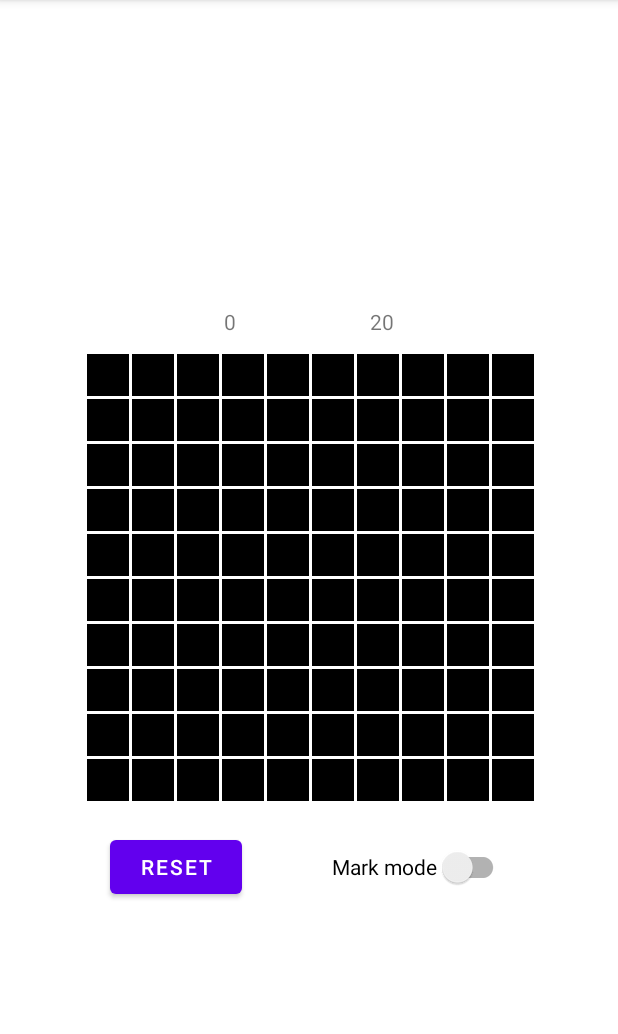
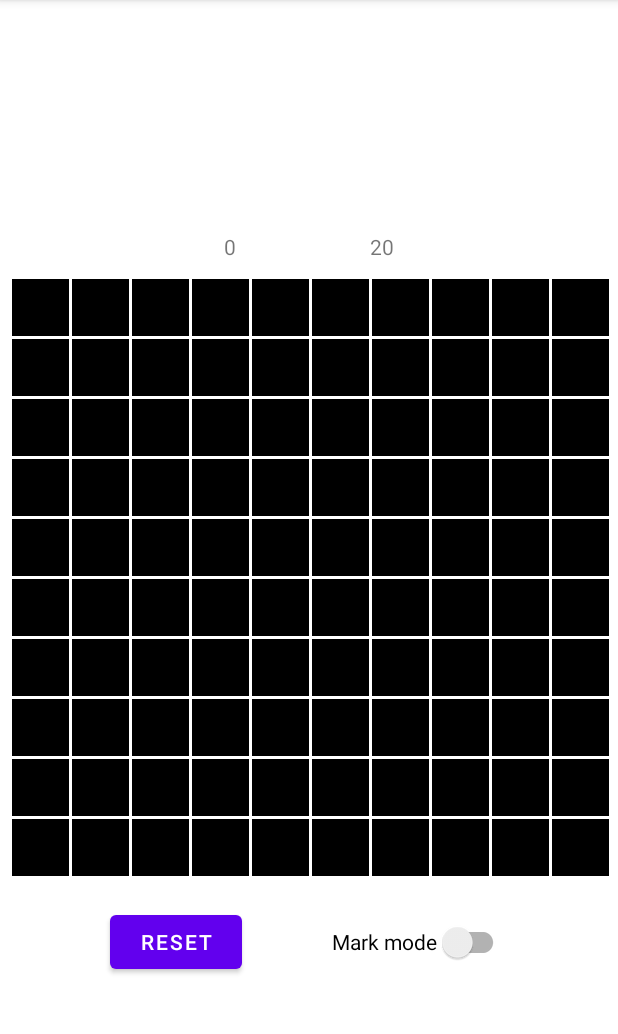
Before and after one commit to Billyblbl/BSCHMDASS2, an Android app: the screen it shows after launch (MainActivity), on a phone screen of 412 x 824 dp, the part 84-1118 px from its top. Run offline under Robolectric (Android 15) with nearby library versions, the phone set to English and light mode, and no system bars.

Commit message:
Bonus stuff
- Added Confirmed cell state
- Added win confirmation
- Increased scale of board

```diff
--- a/app/src/main/res/layout/activity_main.xml
+++ b/app/src/main/res/layout/activity_main.xml
@@ -9,21 +9,18 @@
 
     <com.example.bsch_ass2.MineSweeperBoardView
         android:id="@+id/board"
-        android:layout_width="300dp"
-        android:layout_height="300dp"
-        android:layout_marginTop="100dp"
-        android:layout_marginBottom="100dp"
-        android:layout_marginStart="100dp"
-        android:layout_marginEnd="100dp"
+        android:layout_width="400dp"
+        android:layout_height="400dp"
+        android:layout_marginTop="80dp"
+        android:layout_marginBottom="80dp"
+        app:board_height="10"
+        app:board_width="10"
+        app:cell_margins="1dp"
         app:layout_constraintBottom_toBottomOf="parent"
         app:layout_constraintLeft_toLeftOf="parent"
         app:layout_constraintRight_toRightOf="parent"
         app:layout_constraintTop_toTopOf="parent"
-        app:board_height="10"
-        app:board_width="10"
-        app:mine_count="20"
-        app:cell_margins="1dp"
-        />
+        app:mine_count="20" />
 
     <TextView
         android:id="@+id/marked_cells"
```
Also changed, not shown: app/src/main/java/com/example/bsch_ass2/MineSweeperBoardView.kt (+25 -5 lines).
